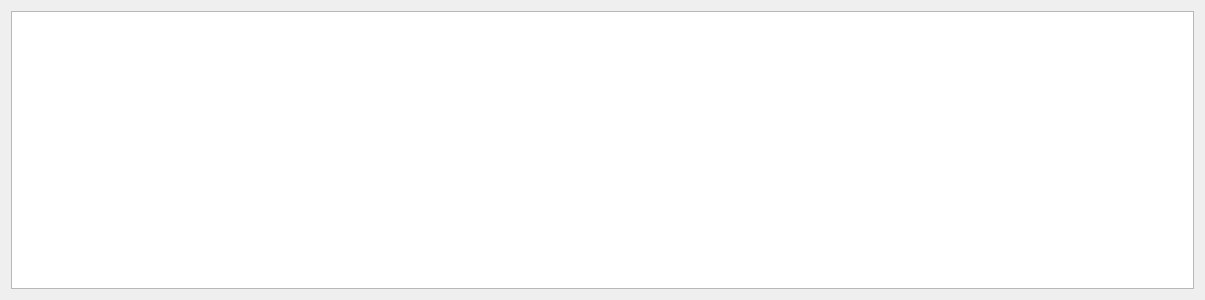
First picture: the form in TuningClient/DialogTuningSources.ui, repository whiteman-kr/u7set, before the edit.
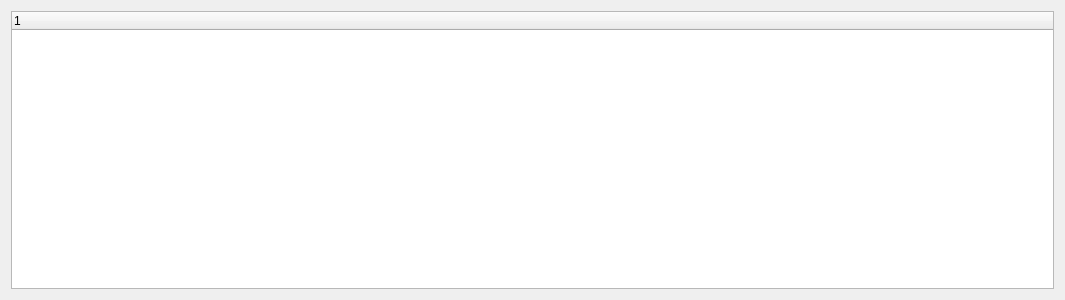
Second picture: the form after the edit.

Commit message: RPCT-1029, TuningClient: dialog with tuning source info development

What changed in the file:
```diff
--- a/TuningClient/DialogTuningSources.ui
+++ b/TuningClient/DialogTuningSources.ui
@@ -6,7 +6,7 @@
    <rect>
     <x>0</x>
     <y>0</y>
-    <width>1205</width>
+    <width>1065</width>
     <height>300</height>
    </rect>
   </property>
@@ -17,7 +17,16 @@
    <item row="0" column="0">
     <layout class="QVBoxLayout" name="verticalLayout">
      <item>
-      <widget class="QTableWidget" name="tableWidget"/>
+      <widget class="QTreeWidget" name="treeWidget">
+       <property name="rootIsDecorated">
+        <bool>false</bool>
+       </property>
+       <column>
+        <property name="text">
+         <string notr="true">1</string>
+        </property>
+       </column>
+      </widget>
      </item>
     </layout>
    </item>
```
The commit also changes 8 other files.
